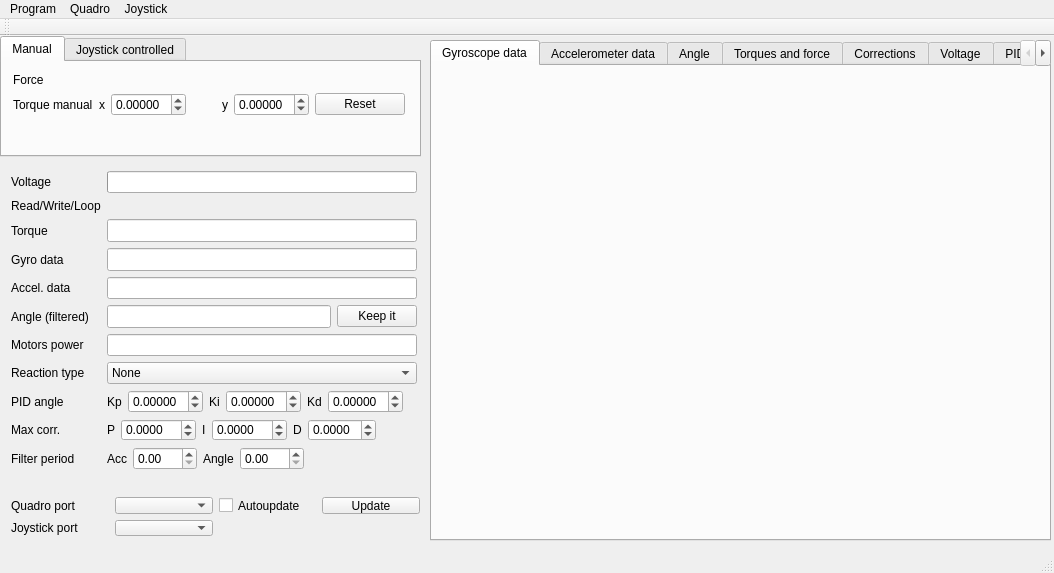
Qt form control/qt/quadro.ui (it-workshop/Quadrocopter) before a commit.
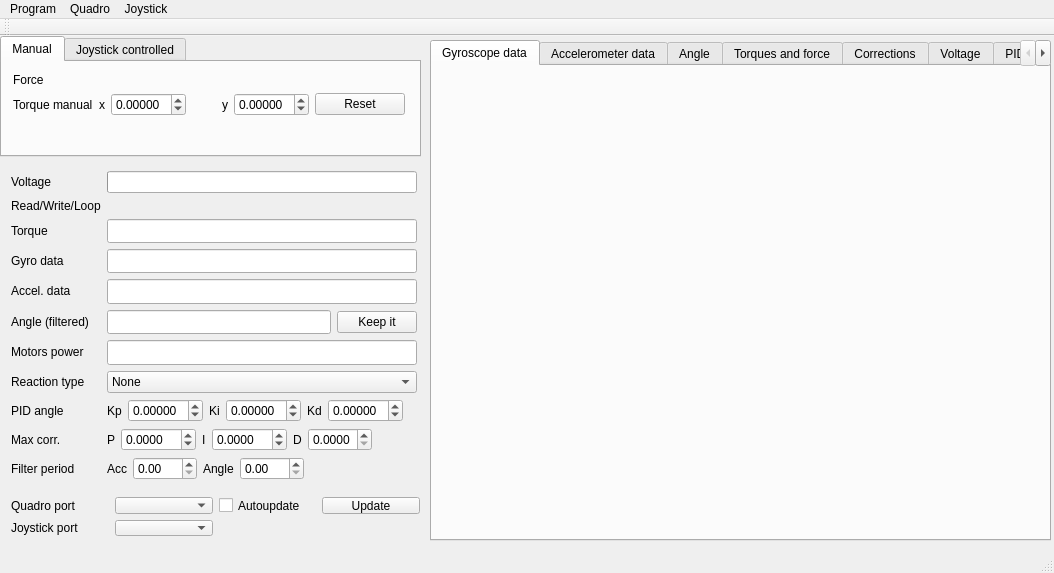
The same form after that commit. Custom widgets are drawn as their Qt base class.

Commit message: qt: PID_D limit=5

```diff
--- a/control/qt/quadro.ui
+++ b/control/qt/quadro.ui
@@ -278,7 +278,7 @@
       <x>0</x>
       <y>124</y>
       <width>428</width>
-      <height>321</height>
+      <height>331</height>
      </rect>
     </property>
     <layout class="QFormLayout" name="formLayout_2">
@@ -702,10 +702,10 @@
           <number>4</number>
          </property>
          <property name="minimum">
-          <double>-1.000000000000000</double>
+          <double>0.000000000000000</double>
          </property>
          <property name="maximum">
-          <double>1.000000000000000</double>
+          <double>5.000000000000000</double>
          </property>
          <property name="singleStep">
           <double>0.010000000000000</double>
```
